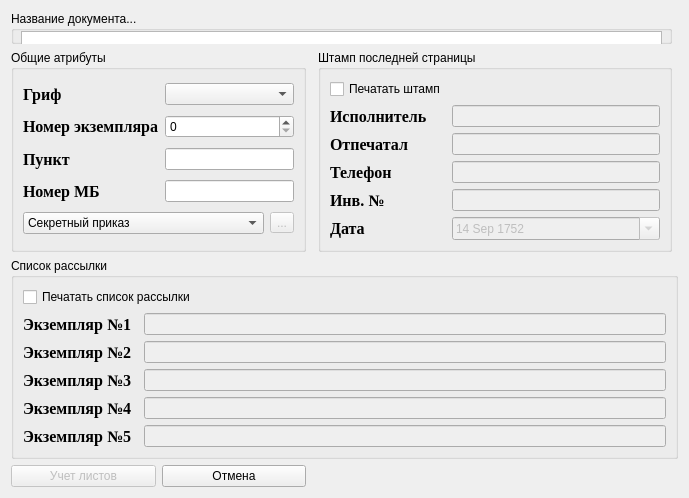
The window that safeFatPrinter/trunk/ui/asktheuser.ui (sobiron236/cupsfilter) describes before a commit, drawn with Qt 5.
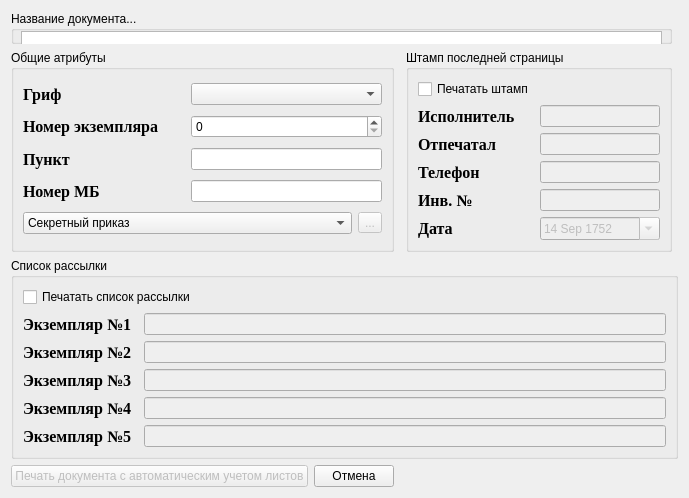
The same window after the commit. Icons and pictures are not drawn.

Commit message: Обновил форму запроса параметров документа (Карточка документа)от пользователя

Diff of the .ui file:
```diff
--- a/safeFatPrinter/trunk/ui/asktheuser.ui
+++ b/safeFatPrinter/trunk/ui/asktheuser.ui
@@ -167,7 +167,7 @@
       <bool>false</bool>
      </property>
      <property name="text">
-      <string>Учет листов</string>
+      <string>Печать документа с автоматическим учетом листов</string>
      </property>
      <property name="icon">
       <iconset>
```
Left out of the diff: 2 changed lines with no effect on the pictures.
